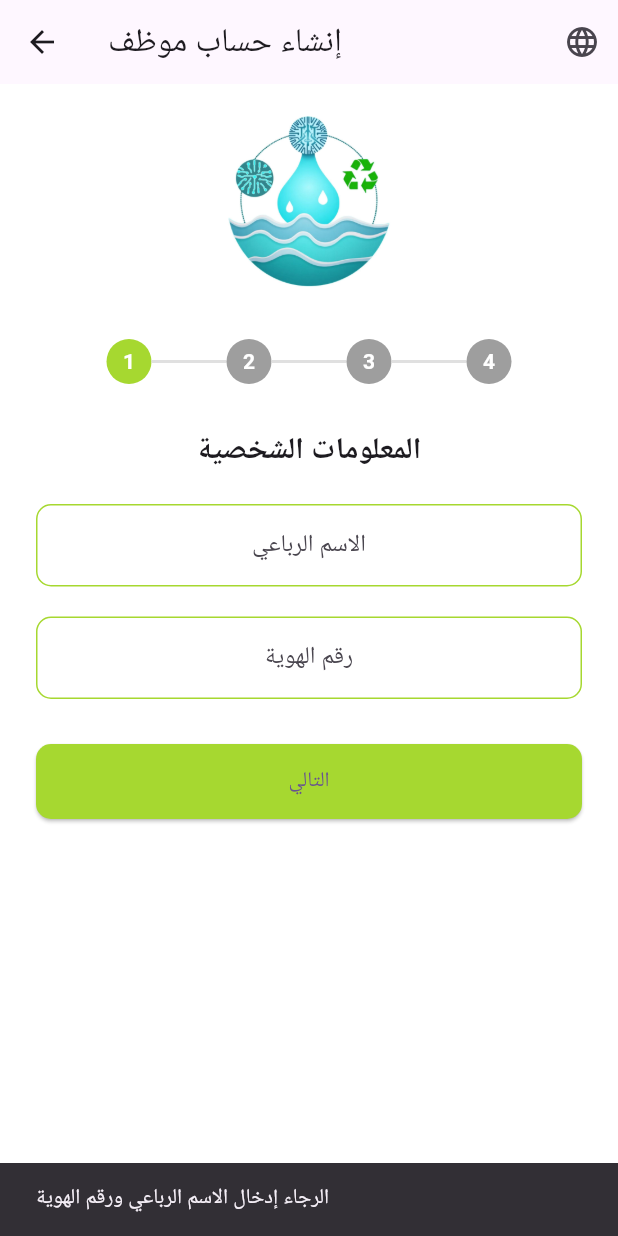
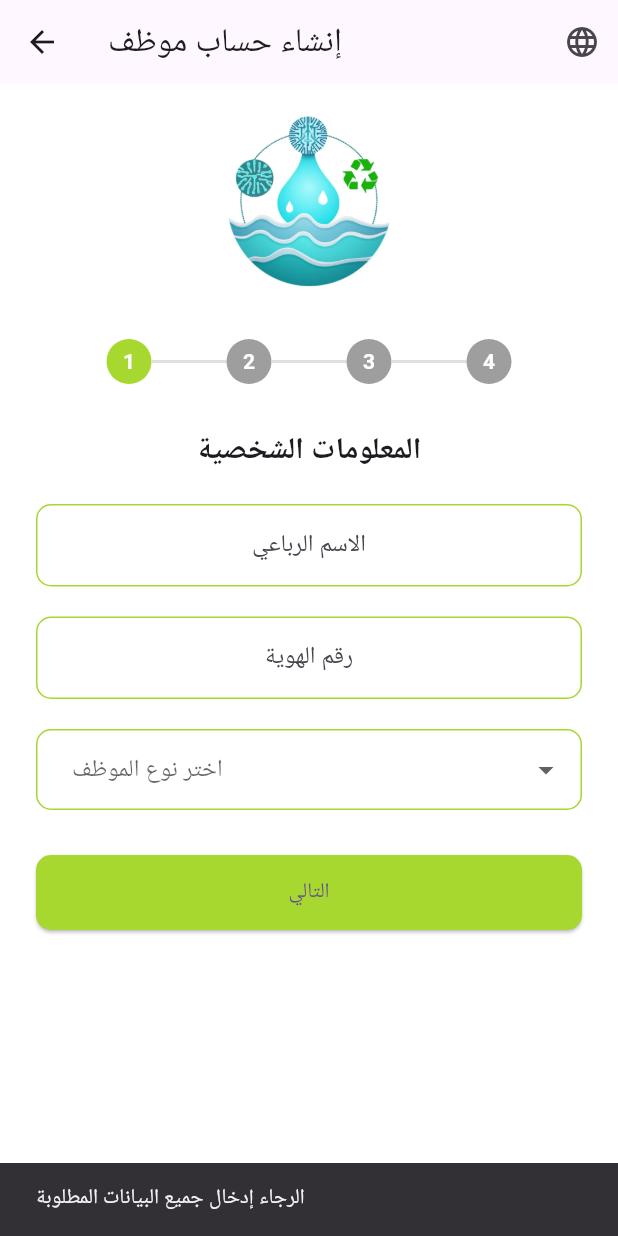
Before and after one commit to ali3920469/mang_mu, a Flutter app: the EregesyerScreen screen opened by its route, after a tap on "التالي", on a phone screen of 412 x 824 dp. Run offline on Flutter 3.47's test engine with Material 3 defaults, Android fonts, the phone set to English and light mode, and no system bars; our stand-ins replace fl_chart, image_picker.

Commit message:
eregesyer_screen.dart
Signed-off-by: ali3920469 <fadhilali402@gmail.com>

```diff
--- a/lib/screens/eregesyer_screen.dart
+++ b/lib/screens/eregesyer_screen.dart
@@ -21,6 +21,7 @@ class _EregesyerScreenState extends State<EregesyerScreen> {
   final TextEditingController _codeController = TextEditingController();
   final TextEditingController _fullNameController = TextEditingController();
   final TextEditingController _idNumberController = TextEditingController();
+  String? _employeeType;
   int _currentStep = 0;
   bool _isArabic = true;
   bool _isLoading = false;
@@ -82,6 +83,10 @@ class _EregesyerScreenState extends State<EregesyerScreen> {
                 const SizedBox(height: 8),
                 Text(
                   "${_isArabic ? "رقم الهوية" : "ID Number"}: ${_idNumberController.text}",
+                ),
+                const SizedBox(height: 8),
+                Text(
+                  "${_isArabic ? "نوع الموظف" : "Employee Type"}: $_employeeType",
                 ),
                 const SizedBox(height: 8),
                 Text(
@@ -315,17 +320,63 @@ class _EregesyerScreenState extends State<EregesyerScreen> {
                         ),
                         onChanged: (value) => setState(() {}),
                       ),
+                      const SizedBox(height: 20),
+                      DropdownButtonFormField<String>(
+                        value: _employeeType,
+                        hint: Text(
+                          _isArabic
+                              ? 'اختر نوع الموظف'
+                              : 'Select Employee Type',
+                        ),
+                        onChanged: (String? newValue) {
+                          setState(() {
+                            _employeeType = newValue;
+                          });
+                        },
+                        items: <String>['كهرباء', 'ماء', 'بلدية']
+                            .map<DropdownMenuItem<String>>((String value) {
+                              return DropdownMenuItem<String>(
+                                value: value,
+                                child: Text(value),
+                              );
+                            })
+                            .toList(),
+                        decoration: const InputDecoration(
+                          contentPadding: EdgeInsets.symmetric(
+                            vertical: 15,
+                            horizontal: 20,
+                          ),
+                          border: OutlineInputBorder(
+                            borderRadius: BorderRadius.all(Radius.circular(10)),
+                          ),
+                          enabledBorder: OutlineInputBorder(
+                            borderSide: BorderSide(
+                              color: Color.fromARGB(255, 166, 216, 48),
+                              width: 1,
+                            ),
+                            borderRadius: BorderRadius.all(Radius.circular(10)),
+                          ),
+                          focusedBorder: OutlineInputBorder(
+                            borderSide: BorderSide(
+                              color: Color.fromARGB(255, 158, 202, 56),
+                              width: 2,
+                            ),
+                            borderRadius: BorderRadius.all(Radius.circular(10)),
+                          ),
+                        ),
+                      ),
                       const SizedBox(height: 30),
                       ElevatedButton(
                         onPressed: () {
                           if (_fullNameController.text.isEmpty ||
-                              _idNumberController.text.isEmpty) {
+                              _idNumberController.text.isEmpty ||
+                              _employeeType == null) {
                             ScaffoldMessenger.of(context).showSnackBar(
                               SnackBar(
                                 content: Text(
                                   _isArabic
-                                      ? 'الرجاء إدخال الاسم الرباعي ورقم الهوية'
-                                      : 'Please enter full name and ID number',
+                                      ? 'الرجاء إدخال جميع البيانات المطلوبة'
+                                      : 'Please enter all required fields',
                                 ),
                               ),
                             );
@@ -628,6 +679,11 @@ class _EregesyerScreenState extends State<EregesyerScreen> {
                       ),
                       const Divider(height: 30),
                       _buildInfoRow(
+                        _isArabic ? 'نوع الموظف' : 'Employee Type',
+                        _employeeType ?? '',
+                      ),
+                      const Divider(height: 30),
+                      _buildInfoRow(
                         _isArabic ? 'الحساب' : 'Account',
                         _accountController.text,
                       ),
```
